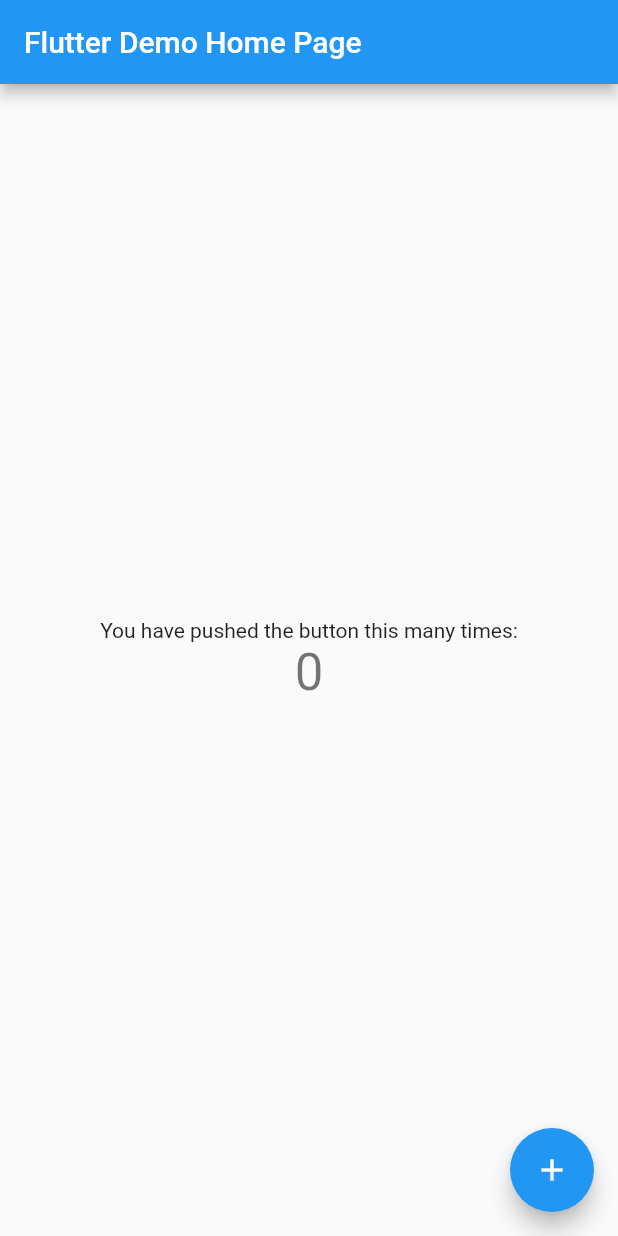
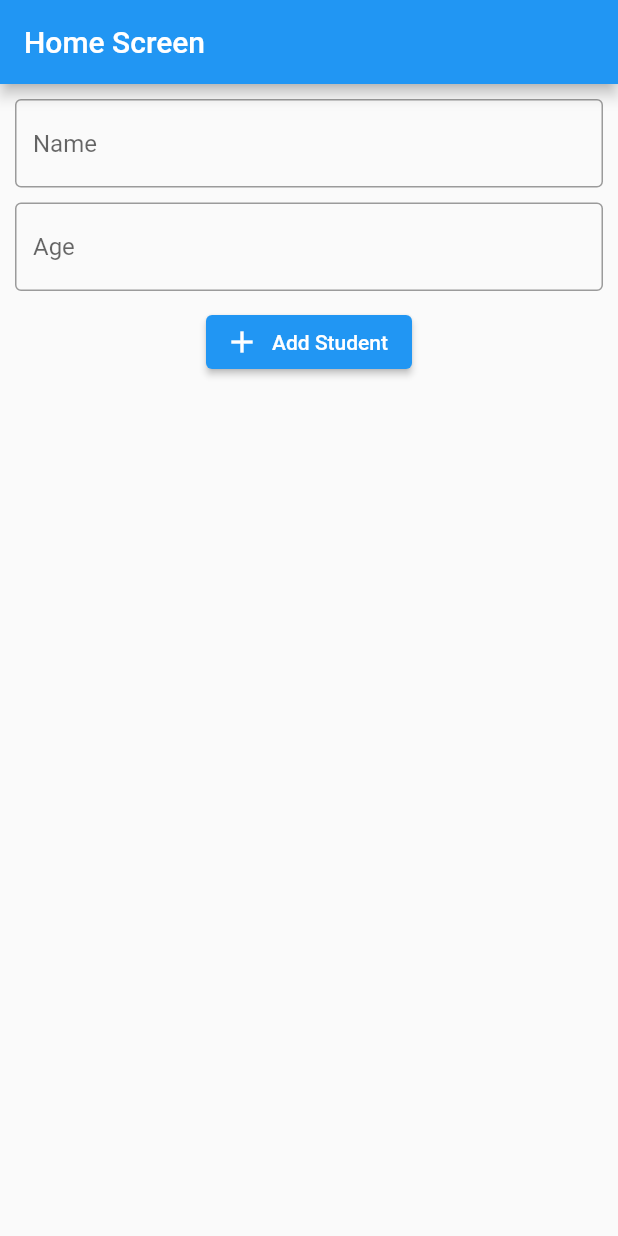
Before and after one commit to amjadhck/hive_database_test, a Flutter app: the screen it shows after launch, on a phone screen of 412 x 824 dp. Run offline on Flutter 3.47's test engine with Material 2 defaults, Android fonts, the phone set to English and light mode, and no system bars; our stand-ins replace hive, hive_flutter; accounts and stored records are empty.

Commit message:
add and delete from hive db done

```diff
--- /dev/null
+++ b/lib/db/db_functions.dart
@@ -0,0 +1,27 @@
+// ignore_for_file: invalid_use_of_protected_member, invalid_use_of_visible_for_testing_member
+
+import 'package:flutter/material.dart';
+import 'package:hive_database_test/model/data_model.dart';
+import 'package:hive_flutter/hive_flutter.dart';
+
+ValueNotifier<List<StudentModel>> studentListNotifier = ValueNotifier([]);
+
+Future<void> addStudent(StudentModel value) async {
+  final studentDB = await Hive.openBox<StudentModel>('student_db');
+  value.id = await studentDB.add(value);
+  studentListNotifier.value.add(value);
+  studentListNotifier.notifyListeners();
+}
+
+Future<void> getAllStudents() async {
+  final studentDB = await Hive.openBox<StudentModel>('student_db');
+  studentListNotifier.value.clear();
+  studentListNotifier.value.addAll(studentDB.values);
+  studentListNotifier.notifyListeners();
+}
+
+Future<void> deleteStudents(int id) async {
+  final studentDB = await Hive.openBox<StudentModel>('student_db');
+  await studentDB.delete(id);
+  getAllStudents();
+}
--- a/lib/main.dart
+++ b/lib/main.dart
@@ -1,115 +1,27 @@
 import 'package:flutter/material.dart';
+import 'package:hive_database_test/model/data_model.dart';
+import 'package:hive_database_test/screens/home_screen.dart';
+import 'package:hive_flutter/hive_flutter.dart';
 
-void main() {
+Future main() async {
+  WidgetsFlutterBinding.ensureInitialized();
+  await Hive.initFlutter();
+  if (!Hive.isAdapterRegistered(StudentModelAdapter().typeId)) {
+    Hive.registerAdapter(StudentModelAdapter());
+  }
   runApp(const MyApp());
 }
 
 class MyApp extends StatelessWidget {
   const MyApp({Key? key}) : super(key: key);
-
-  // This widget is the root of your application.
   @override
   Widget build(BuildContext context) {
     return MaterialApp(
       title: 'Flutter Demo',
       theme: ThemeData(
-        // This is the theme of your application.
-        //
-        // Try running your application with "flutter run". You'll see the
-        // application has a blue toolbar. Then, without quitting the app, try
-        // changing the primarySwatch below to Colors.green and then invoke
-        // "hot reload" (press "r" in the console where you ran "flutter run",
-        // or simply save your changes to "hot reload" in a Flutter IDE).
-        // Notice that the counter didn't reset back to zero; the application
-        // is not restarted.
         primarySwatch: Colors.blue,
       ),
-      home: const MyHomePage(title: 'Flutter Demo Home Page'),
+      home: const HomeScreen(),
     );
   }
 }
-
-class MyHomePage extends StatefulWidget {
-  const MyHomePage({Key? key, required this.title}) : super(key: key);
-
-  // This widget is the home page of your application. It is stateful, meaning
-  // that it has a State object (defined below) that contains fields that affect
-  // how it looks.
-
-  // This class is the configuration for the state. It holds the values (in this
-  // case the title) provided by the parent (in this case the App widget) and
-  // used by the build method of the State. Fields in a Widget subclass are
-  // always marked "final".
-
-  final String title;
-
-  @override
-  State<MyHomePage> createState() => _MyHomePageState();
-}
-
-class _MyHomePageState extends State<MyHomePage> {
-  int _counter = 0;
-
-  void _incrementCounter() {
-    setState(() {
-      // This call to setState tells the Flutter framework that something has
-      // changed in this State, which causes it to rerun the build method below
-      // so that the display can reflect the updated values. If we changed
-      // _counter without calling setState(), then the build method would not be
-      // called again, and so nothing would appear to happen.
-      _counter++;
-    });
-  }
-
-  @override
-  Widget build(BuildContext context) {
-    // This method is rerun every time setState is called, for instance as done
-    // by the _incrementCounter method above.
-    //
-    // The Flutter framework has been optimized to make rerunning build methods
-    // fast, so that you can just rebuild anything that needs updating rather
-    // than having to individually change instances of widgets.
-    return Scaffold(
-      appBar: AppBar(
-        // Here we take the value from the MyHomePage object that was created by
-        // the App.build method, and use it to set our appbar title.
-        title: Text(widget.title),
-      ),
-      body: Center(
-        // Center is a layout widget. It takes a single child and positions it
-        // in the middle of the parent.
-        child: Column(
-          // Column is also a layout widget. It takes a list of children and
-          // arranges them vertically. By default, it sizes itself to fit its
-          // children horizontally, and tries to be as tall as its parent.
-          //
-          // Invoke "debug painting" (press "p" in the console, choose the
-          // "Toggle Debug Paint" action from the Flutter Inspector in Android
-          // Studio, or the "Toggle Debug Paint" command in Visual Studio Code)
-          // to see the wireframe for each widget.
-          //
-          // Column has various properties to control how it sizes itself and
-          // how it positions its children. Here we use mainAxisAlignment to
-          // center the children vertically; the main axis here is the vertical
-          // axis because Columns are vertical (the cross axis would be
-          // horizontal).
-          mainAxisAlignment: MainAxisAlignment.center,
-          children: <Widget>[
-            const Text(
-              'You have pushed the button this many times:',
-            ),
-            Text(
-              '$_counter',
-              style: Theme.of(context).textTheme.headline4,
-            ),
-          ],
-        ),
-      ),
-      floatingActionButton: FloatingActionButton(
-        onPressed: _incrementCounter,
-        tooltip: 'Increment',
-        child: const Icon(Icons.add),
-      ), // This trailing comma makes auto-formatting nicer for build methods.
-    );
-  }
-}
--- /dev/null
+++ b/lib/model/data_model.dart
@@ -0,0 +1,19 @@
+import 'package:hive/hive.dart';
+part 'data_model.g.dart';
+
+@HiveType(typeId: 1)
+class StudentModel {
+  @HiveField(0)
+  int? id;
+  @HiveField(1)
+  final String name;
+
+  @HiveField(2)
+  final String age;
+
+  StudentModel({
+    required this.name,
+    required this.age,
+    this.id,
+  });
+}
--- /dev/null
+++ b/lib/screens/home_screen.dart
@@ -0,0 +1,21 @@
+import 'package:flutter/material.dart';
+import 'package:hive_database_test/db/db_functions.dart';
+import 'package:hive_database_test/widget/add_student_widget.dart';
+import 'package:hive_database_test/widget/list_student_widget.dart';
+
+class HomeScreen extends StatelessWidget {
+  const HomeScreen({Key? key}) : super(key: key);
+
+  @override
+  Widget build(BuildContext context) {
+    getAllStudents();
+    return Scaffold(
+      appBar: AppBar(
+        title: const Text("Home Screen"),
+      ),
+      body: Column(
+        children: [AddStudent(), const Expanded(child: ListStudents())],
+      ),
+    );
+  }
+}
--- /dev/null
+++ b/lib/widget/add_student_widget.dart
@@ -0,0 +1,60 @@
+// ignore_for_file: use_key_in_widget_constructors, unnecessary_null_comparison, avoid_print
+
+import 'package:flutter/material.dart';
+import 'package:hive_database_test/db/db_functions.dart';
+import 'package:hive_database_test/model/data_model.dart';
+
+class AddStudent extends StatelessWidget {
+  final _nameController = TextEditingController();
+  final _ageController = TextEditingController();
+
+  @override
+  Widget build(BuildContext context) {
+    return Padding(
+      padding: const EdgeInsets.all(10),
+      child: Column(
+        children: [
+          TextFormField(
+            controller: _nameController,
+            decoration: const InputDecoration(
+              border: OutlineInputBorder(),
+              hintText: 'Name',
+            ),
+          ),
+          const SizedBox(
+            height: 10,
+          ),
+          TextFormField(
+            controller: _ageController,
+            decoration: const InputDecoration(
+              border: OutlineInputBorder(),
+              hintText: 'Age',
+            ),
+          ),
+          const SizedBox(
+            height: 10,
+          ),
+          ElevatedButton.icon(
+            onPressed: () {
+              onAddStudent();
+            },
+            icon: const Icon(Icons.add),
+            label: const Text("Add Student"),
+          )
+        ],
+      ),
+    );
+  }
+
+  Future<void> onAddStudent() async {
+    final _name = _nameController.text.trim();
+    final _age = _ageController.text.trim();
+    if (_name == null || _age == null) {
+      print("error");
+      return;
+    } else {
+      final _student = StudentModel(name: _name, age: _age);
+      await addStudent(_student);
+    }
+  }
+}
--- /dev/null
+++ b/lib/widget/list_student_widget.dart
@@ -0,0 +1,46 @@
+// ignore_for_file: avoid_print
+
+import 'package:flutter/foundation.dart';
+import 'package:flutter/material.dart';
+import 'package:hive_database_test/db/db_functions.dart';
+import 'package:hive_database_test/model/data_model.dart';
+
+class ListStudents extends StatelessWidget {
+  const ListStudents({Key? key}) : super(key: key);
+
+  @override
+  Widget build(BuildContext context) {
+    return ValueListenableBuilder(
+      valueListenable: studentListNotifier,
+      builder:
+          (BuildContext ctx, List<StudentModel> studentList, Widget? child) {
+        return ListView.separated(
+          itemBuilder: (ctx, index) {
+            return ListTile(
+              title: Text(studentList[index].name),
+              subtitle: Text(studentList[index].age),
+              leading: Text(studentList[index].id.toString()),
+              trailing: IconButton(
+                onPressed: () {
+                  if (studentList[index].id != null) {
+                    deleteStudents(studentList[index].id!);
+                  } else {
+                    print("Id Null, cant delete");
+                  }
+                },
+                icon: const Icon(
+                  Icons.delete,
+                  color: Colors.red,
+                ),
+              ),
+            );
+          },
+          separatorBuilder: (ctx, index) {
+            return const Divider();
+          },
+          itemCount: studentList.length,
+        );
+      },
+    );
+  }
+}
--- a/pubspec.yaml
+++ b/pubspec.yaml
@@ -35,7 +35,6 @@
   # Use with the CupertinoIcons class for iOS style icons.
   cupertino_icons: ^1.0.2
   hive_flutter: ^1.1.0
-
   hive: ^2.0.4
 
 
```
Also changed, not shown: lib/model/data_model.g.dart (added).
